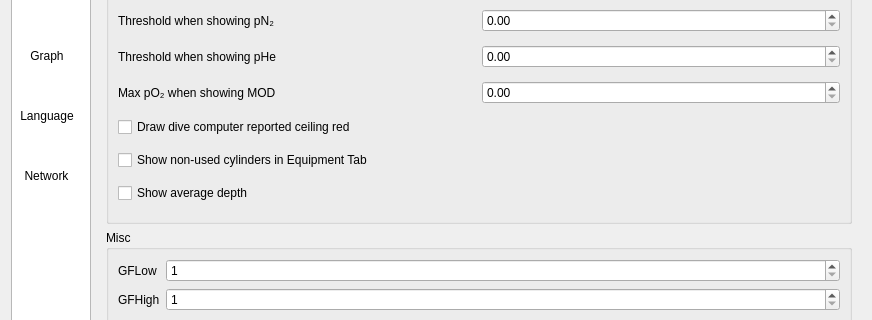
Old version of the form qt-ui/preferences.ui in the repository subsurface/subsurface; both pictures show x 0 to 872 and y 83 to 403 of the 872 by 648 pixel window.
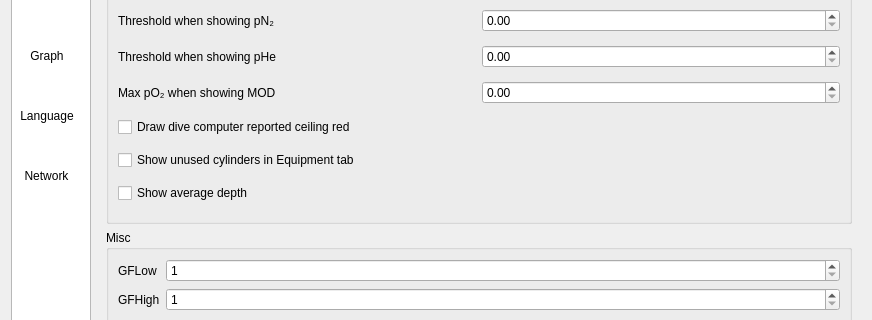
New version of the form. The open tabs and pages were chosen to show the change. Icons and pictures are not drawn.

Commit message: "non-used" just didn't sound right to me.

Patch:
```diff
--- a/qt-ui/preferences.ui
+++ b/qt-ui/preferences.ui
@@ -690,7 +690,7 @@
               <item>
                <widget class="QCheckBox" name="display_unused_tanks">
                 <property name="text">
-                 <string>Show non-used cylinders in Equipment Tab</string>
+                 <string>Show unused cylinders in Equipment tab</string>
                 </property>
                </widget>
               </item>
```
